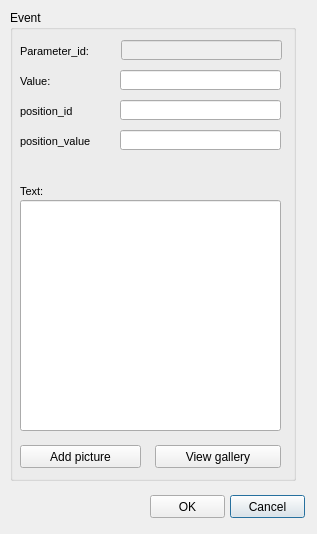
Qt form ui/event_ud_arc_standard.ui (Giswater/giswater_qgis_plugin) before a commit.
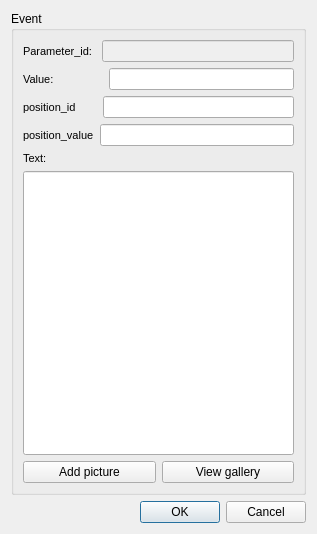
The same form after that commit.

The edit to the form file:
```diff
--- a/ui/event_ud_arc_standard.ui
+++ b/ui/event_ud_arc_standard.ui
@@ -13,53 +13,17 @@
   <property name="windowTitle">
    <string>Event</string>
   </property>
-  <widget class="QPushButton" name="pushButton_3">
-   <property name="geometry">
-    <rect>
-     <x>230</x>
-     <y>495</y>
-     <width>75</width>
-     <height>23</height>
-    </rect>
-   </property>
-   <property name="text">
-    <string>Cancel</string>
-   </property>
-  </widget>
-  <widget class="QPushButton" name="pushButton_2">
-   <property name="geometry">
-    <rect>
-     <x>150</x>
-     <y>495</y>
-     <width>75</width>
-     <height>23</height>
-    </rect>
-   </property>
-   <property name="text">
-    <string>OK</string>
-   </property>
-  </widget>
+  <layout class="QVBoxLayout" name="verticalLayout">
+   <item>
   <widget class="QGroupBox" name="groupBox">
-   <property name="geometry">
-    <rect>
-     <x>10</x>
-     <y>10</y>
-     <width>286</width>
-     <height>471</height>
-    </rect>
-   </property>
    <property name="title">
     <string>Event</string>
    </property>
+     <layout class="QVBoxLayout" name="verticalLayout_2">
+      <item>
+       <layout class="QHBoxLayout" name="horizontalLayout">
+        <item>
    <widget class="QLabel" name="label_node_type">
-    <property name="geometry">
-     <rect>
-      <x>10</x>
-      <y>30</y>
-      <width>94</width>
-      <height>22</height>
-     </rect>
-    </property>
     <property name="font">
      <font>
       <pointsize>8</pointsize>
@@ -74,7 +38,7 @@
      <enum>QFrame::Plain</enum>
     </property>
     <property name="text">
-     <string>Parameter_id:</string>
+           <string>Parameter_id: </string>
     </property>
     <property name="textFormat">
      <enum>Qt::AutoText</enum>
@@ -89,15 +53,23 @@
      <number>3</number>
     </property>
    </widget>
+        </item>
+        <item>
+         <widget class="QLineEdit" name="parameter_id">
+          <property name="enabled">
+           <bool>false</bool>
+          </property>
+          <property name="frame">
+           <bool>true</bool>
+          </property>
+         </widget>
+        </item>
+       </layout>
+      </item>
+      <item>
+       <layout class="QHBoxLayout" name="horizontalLayout_2">
+        <item>
    <widget class="QLabel" name="label_node_type_2">
-    <property name="geometry">
-     <rect>
-      <x>10</x>
-      <y>60</y>
-      <width>90</width>
-      <height>22</height>
-     </rect>
-    </property>
     <property name="font">
      <font>
       <pointsize>8</pointsize>
@@ -112,7 +84,7 @@
      <enum>QFrame::Plain</enum>
     </property>
     <property name="text">
-     <string>Value:</string>
+           <string>Value:                </string>
     </property>
     <property name="textFormat">
      <enum>Qt::AutoText</enum>
@@ -127,64 +99,20 @@
      <number>3</number>
     </property>
    </widget>
-   <widget class="QLabel" name="label_flexunion_code_4">
-    <property name="geometry">
-     <rect>
-      <x>10</x>
-      <y>170</y>
-      <width>101</width>
-      <height>22</height>
-     </rect>
-    </property>
-    <property name="font">
-     <font>
-      <pointsize>8</pointsize>
-     </font>
-    </property>
-    <property name="frameShape">
-     <enum>QFrame::NoFrame</enum>
-    </property>
-    <property name="frameShadow">
-     <enum>QFrame::Plain</enum>
-    </property>
-    <property name="text">
-     <string>Text:</string>
-    </property>
-    <property name="textFormat">
-     <enum>Qt::AutoText</enum>
-    </property>
-    <property name="scaledContents">
-     <bool>false</bool>
-    </property>
-    <property name="alignment">
-     <set>Qt::AlignLeading|Qt::AlignLeft|Qt::AlignVCenter</set>
-    </property>
-    <property name="margin">
-     <number>3</number>
-    </property>
-   </widget>
+        </item>
+        <item>
    <widget class="QLineEdit" name="value">
-    <property name="geometry">
-     <rect>
-      <x>110</x>
-      <y>60</y>
-      <width>161</width>
-      <height>20</height>
-     </rect>
-    </property>
     <property name="frame">
      <bool>true</bool>
     </property>
    </widget>
+        </item>
+       </layout>
+      </item>
+      <item>
+       <layout class="QHBoxLayout" name="horizontalLayout_3">
+        <item>
    <widget class="QLabel" name="label_flexunion_code_2">
-    <property name="geometry">
-     <rect>
-      <x>10</x>
-      <y>90</y>
-      <width>101</width>
-      <height>22</height>
-     </rect>
-    </property>
     <property name="font">
      <font>
       <pointsize>8</pointsize>
@@ -197,7 +125,7 @@
      <enum>QFrame::Plain</enum>
     </property>
     <property name="text">
-     <string>position_id</string>
+           <string>position_id       </string>
     </property>
     <property name="textFormat">
      <enum>Qt::AutoText</enum>
@@ -212,28 +140,20 @@
      <number>3</number>
     </property>
    </widget>
+        </item>
+        <item>
    <widget class="QLineEdit" name="position_id">
-    <property name="geometry">
-     <rect>
-      <x>110</x>
-      <y>90</y>
-      <width>161</width>
-      <height>20</height>
-     </rect>
-    </property>
     <property name="frame">
      <bool>true</bool>
     </property>
    </widget>
+        </item>
+       </layout>
+      </item>
+      <item>
+       <layout class="QHBoxLayout" name="horizontalLayout_4">
+        <item>
    <widget class="QLabel" name="label_flexunion_code_3">
-    <property name="geometry">
-     <rect>
-      <x>10</x>
-      <y>120</y>
-      <width>101</width>
-      <height>22</height>
-     </rect>
-    </property>
     <property name="font">
      <font>
       <pointsize>8</pointsize>
@@ -261,75 +181,88 @@
      <number>3</number>
     </property>
    </widget>
+        </item>
+        <item>
    <widget class="QLineEdit" name="position_value">
-    <property name="geometry">
-     <rect>
-      <x>110</x>
-      <y>120</y>
-      <width>161</width>
-      <height>20</height>
-     </rect>
-    </property>
     <property name="frame">
      <bool>true</bool>
     </property>
    </widget>
-   <widget class="QPushButton" name="pushButton_4">
-    <property name="geometry">
-     <rect>
-      <x>10</x>
-      <y>435</y>
-      <width>121</width>
-      <height>23</height>
-     </rect>
-    </property>
+        </item>
+       </layout>
+      </item>
+      <item>
+       <widget class="QLabel" name="label_flexunion_code_4">
+        <property name="font">
+         <font>
+          <pointsize>8</pointsize>
+         </font>
+        </property>
+        <property name="frameShape">
+         <enum>QFrame::NoFrame</enum>
+        </property>
+        <property name="frameShadow">
+         <enum>QFrame::Plain</enum>
+        </property>
+        <property name="text">
+         <string>Text:</string>
+        </property>
+        <property name="textFormat">
+         <enum>Qt::AutoText</enum>
+        </property>
+        <property name="scaledContents">
+         <bool>false</bool>
+        </property>
+        <property name="alignment">
+         <set>Qt::AlignLeading|Qt::AlignLeft|Qt::AlignVCenter</set>
+        </property>
+        <property name="margin">
+         <number>3</number>
+        </property>
+       </widget>
+      </item>
+      <item>
+       <widget class="QLineEdit" name="text">
+        <property name="sizePolicy">
+         <sizepolicy hsizetype="Expanding" vsizetype="Expanding">
+          <horstretch>0</horstretch>
+          <verstretch>0</verstretch>
+         </sizepolicy>
+        </property>
+        <property name="frame">
+         <bool>true</bool>
+        </property>
+       </widget>
+      </item>
+      <item>
+       <layout class="QHBoxLayout" name="horizontalLayout_5">
+        <item>
+         <widget class="QPushButton" name="btn_add_picture">
     <property name="text">
      <string>Add picture</string>
     </property>
    </widget>
-   <widget class="QPushButton" name="pushButton_5">
-    <property name="geometry">
-     <rect>
-      <x>145</x>
-      <y>435</y>
-      <width>126</width>
-      <height>23</height>
-     </rect>
-    </property>
+        </item>
+        <item>
+         <widget class="QPushButton" name="btn_view_gallery">
     <property name="text">
      <string>View gallery</string>
     </property>
    </widget>
-   <widget class="QLineEdit" name="text">
-    <property name="geometry">
-     <rect>
-      <x>10</x>
-      <y>190</y>
-      <width>261</width>
-      <height>231</height>
-     </rect>
-    </property>
-    <property name="frame">
-     <bool>true</bool>
-    </property>
-   </widget>
-   <widget class="QLineEdit" name="parameter_id">
-    <property name="enabled">
-     <bool>false</bool>
-    </property>
-    <property name="geometry">
-     <rect>
-      <x>111</x>
-      <y>30</y>
-      <width>161</width>
-      <height>20</height>
-     </rect>
-    </property>
-    <property name="frame">
-     <bool>true</bool>
-    </property>
-   </widget>
-  </widget>
+        </item>
+       </layout>
+      </item>
+     </layout>
+    </widget>
+   </item>
+   <item>
+    <widget class="QDialogButtonBox" name="buttonBox">
+     <property name="standardButtons">
+      <set>QDialogButtonBox::Cancel|QDialogButtonBox::Ok</set>
+     </property>
+    </widget>
+   </item>
+  </layout>
  </widget>
  <resources/>
  <connections/>
```
Left out of the diff: 35 changed lines with no effect on the pictures. Lines whose indentation alone changed are shown as unchanged.
